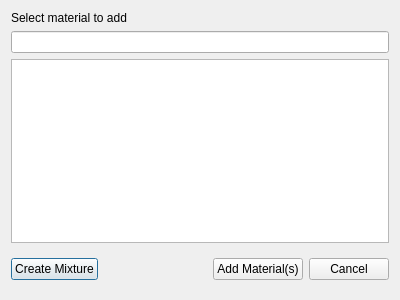
Old version of the form baramFlow/view/setup/materials/material_add_dialog.ui in the repository nextfoam/baram.
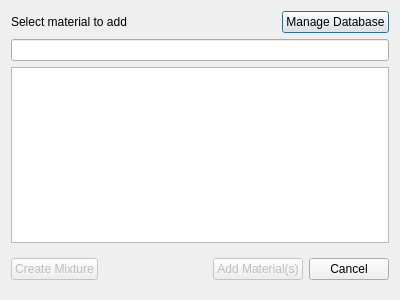
New version of the form.

Commit message: Issue baram#692 Materials DB 수정 기능 추가

The edit to the form file:
```diff
--- a/baramFlow/view/setup/materials/material_add_dialog.ui
+++ b/baramFlow/view/setup/materials/material_add_dialog.ui
@@ -15,10 +15,41 @@
   </property>
   <layout class="QVBoxLayout" name="verticalLayout">
    <item>
-    <widget class="QLabel" name="label">
-     <property name="text">
-      <string>Select material to add</string>
-     </property>
+    <widget class="QWidget" name="widget_2" native="true">
+     <layout class="QHBoxLayout" name="horizontalLayout">
+      <property name="leftMargin">
+       <number>0</number>
+      </property>
+      <property name="topMargin">
+       <number>0</number>
+      </property>
+      <property name="rightMargin">
+       <number>0</number>
+      </property>
+      <property name="bottomMargin">
+       <number>0</number>
+      </property>
+      <item>
+       <widget class="QLabel" name="label">
+        <property name="sizePolicy">
+         <sizepolicy hsizetype="Expanding" vsizetype="Preferred">
+          <horstretch>0</horstretch>
+          <verstretch>0</verstretch>
+         </sizepolicy>
+        </property>
+        <property name="text">
+         <string>Select material to add</string>
+        </property>
+       </widget>
+      </item>
+      <item>
+       <widget class="QPushButton" name="manageDatabase">
+        <property name="text">
+         <string>Manage Database</string>
+        </property>
+       </widget>
+      </item>
+     </layout>
     </widget>
    </item>
    <item>
@@ -42,6 +73,9 @@
       </property>
       <item>
        <widget class="QPushButton" name="createMixture">
+        <property name="enabled">
+         <bool>false</bool>
+        </property>
         <property name="text">
          <string>Create Mixture</string>
         </property>
@@ -62,6 +96,9 @@
       </item>
       <item>
        <widget class="QPushButton" name="addMaterials">
+        <property name="enabled">
+         <bool>false</bool>
+        </property>
         <property name="text">
          <string>Add Material(s)</string>
         </property>
```
The commit also changes 25 other files.
